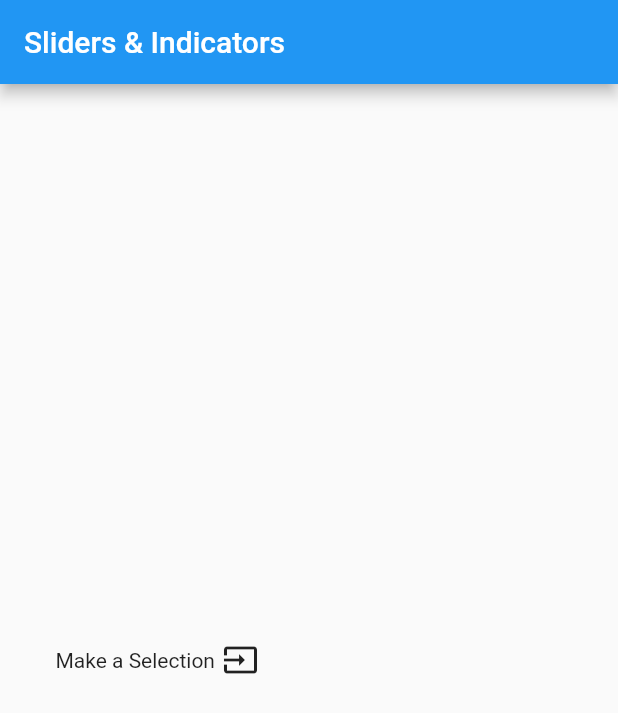
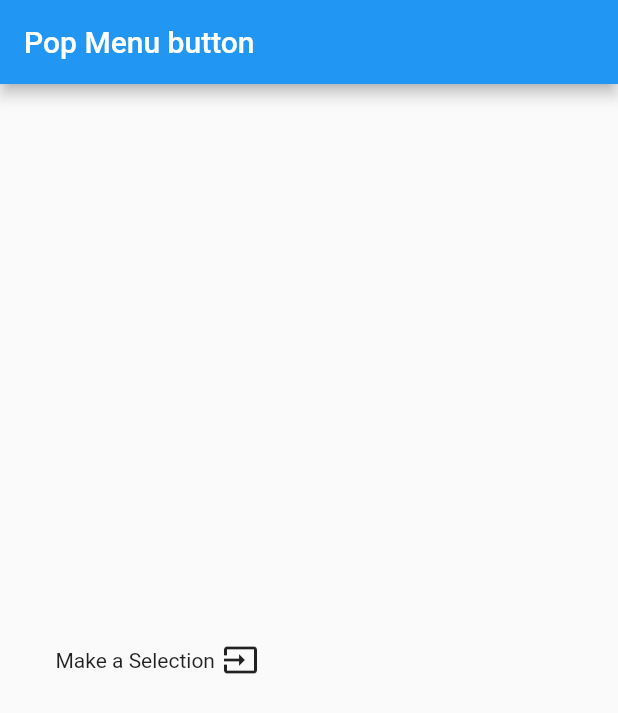
Before and after one commit to imashu/popupmenu_button, a Flutter app: the screen it shows after launch, on a phone screen of 412 x 824 dp. Shown: the top 713 px of the screen. Run offline on Flutter 3.47's test engine with Material 2 defaults, Android fonts, the light colour scheme and no system bars.

Commit message:
title change

```diff
--- a/lib/main.dart
+++ b/lib/main.dart
@@ -54,7 +54,7 @@ class _MyAppState extends State<MyApp> {
   Widget build(BuildContext context) {
     return Scaffold(
       appBar: AppBar(
-        title: const Text('Sliders & Indicators'),
+        title: const Text('Pop Menu button'),
       ),
       body: Container(
         padding: const EdgeInsets.all(32.0),
```
